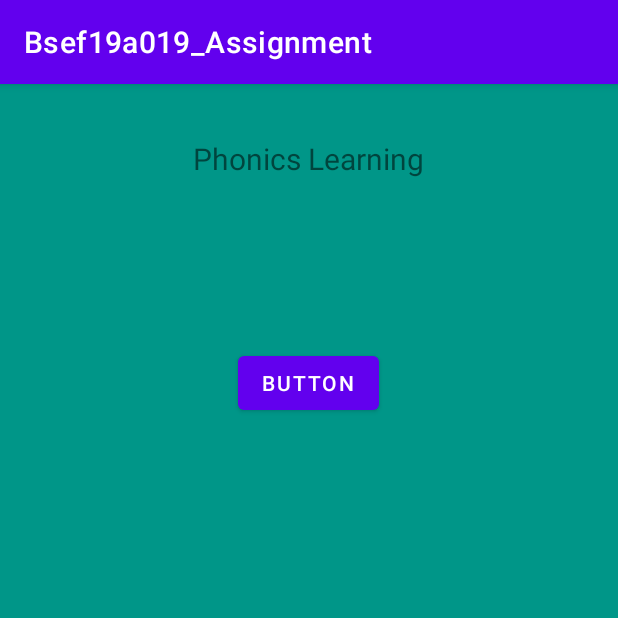
After one commit to daniyal019/BSEF19A019_MC_ASSIGNMENT, an Android app: the learningActivity screen opened directly, with no data from a screen before it, on a phone screen of 412 x 824 dp, the top half of it. The commit adds this screen. Run offline under Robolectric (Android 15) with nearby library versions, the phone set to English and light mode, and no system bars.

Commit message:
3rd commit

```diff
--- a/app/src/main/AndroidManifest.xml
+++ b/app/src/main/AndroidManifest.xml
@@ -10,6 +10,9 @@
         android:supportsRtl="true"
         android:theme="@style/Theme.Bsef19a019_Assignment">
         <activity
+            android:name=".learningActivity"
+            android:exported="false" />
+        <activity
             android:name=".MainActivity"
             android:exported="true">
             <intent-filter>
--- a/app/src/main/java/com/example/bsef19a019_assignment/MainActivity.java
+++ b/app/src/main/java/com/example/bsef19a019_assignment/MainActivity.java
@@ -2,6 +2,7 @@ package com.example.bsef19a019_assignment;
 
 import androidx.appcompat.app.AppCompatActivity;
 
+import android.content.Intent;
 import android.os.Bundle;
 import android.os.Bundle;
 import android.app.Activity;
@@ -15,6 +16,14 @@ Button btn1,btn2;
     protected void onCreate(Bundle savedInstanceState) {
         super.onCreate(savedInstanceState);
         setContentView(R.layout.activity_main);
+btn1=(Button) findViewById(R.id.btn1);
+btn1.setOnClickListener(new View.OnClickListener() {
+    @Override
+    public void onClick(View view) {
+        Intent intent= new Intent(MainActivity.this,learningActivity.class);
+        startActivity(intent);
 
     }
+});
+    }
 }
--- /dev/null
+++ b/app/src/main/java/com/example/bsef19a019_assignment/learningActivity.java
@@ -0,0 +1,14 @@
+package com.example.bsef19a019_assignment;
+
+import androidx.appcompat.app.AppCompatActivity;
+
+import android.os.Bundle;
+
+public class learningActivity extends AppCompatActivity {
+
+    @Override
+    protected void onCreate(Bundle savedInstanceState) {
+        super.onCreate(savedInstanceState);
+        setContentView(R.layout.activity_learning);
+    }
+}
--- /dev/null
+++ b/app/src/main/res/layout/activity_learning.xml
@@ -0,0 +1,34 @@
+<?xml version="1.0" encoding="utf-8"?>
+<androidx.constraintlayout.widget.ConstraintLayout xmlns:android="http://schemas.android.com/apk/res/android"
+    xmlns:app="http://schemas.android.com/apk/res-auto"
+    xmlns:tools="http://schemas.android.com/tools"
+    android:layout_width="match_parent"
+    android:layout_height="match_parent"
+    android:background="#009688"
+    android:backgroundTint="#009688"
+    tools:context=".learningActivity">
+
+    <TextView
+        android:id="@+id/textView2"
+        android:layout_width="wrap_content"
+        android:layout_height="wrap_content"
+        android:layout_marginTop="36dp"
+        android:text="Phonics Learning"
+        android:textSize="20sp"
+        app:layout_constraintEnd_toEndOf="parent"
+        app:layout_constraintHorizontal_bias="0.498"
+        app:layout_constraintStart_toStartOf="parent"
+        app:layout_constraintTop_toTopOf="parent" />
+
+    <Button
+        android:id="@+id/button"
+        android:layout_width="wrap_content"
+        android:layout_height="wrap_content"
+        android:layout_marginTop="112dp"
+        android:text="Button"
+        app:layout_constraintEnd_toEndOf="parent"
+        app:layout_constraintHorizontal_bias="0.498"
+        app:layout_constraintStart_toStartOf="parent"
+        app:layout_constraintTop_toBottomOf="@+id/textView2" />
+
+</androidx.constraintlayout.widget.ConstraintLayout>
```
